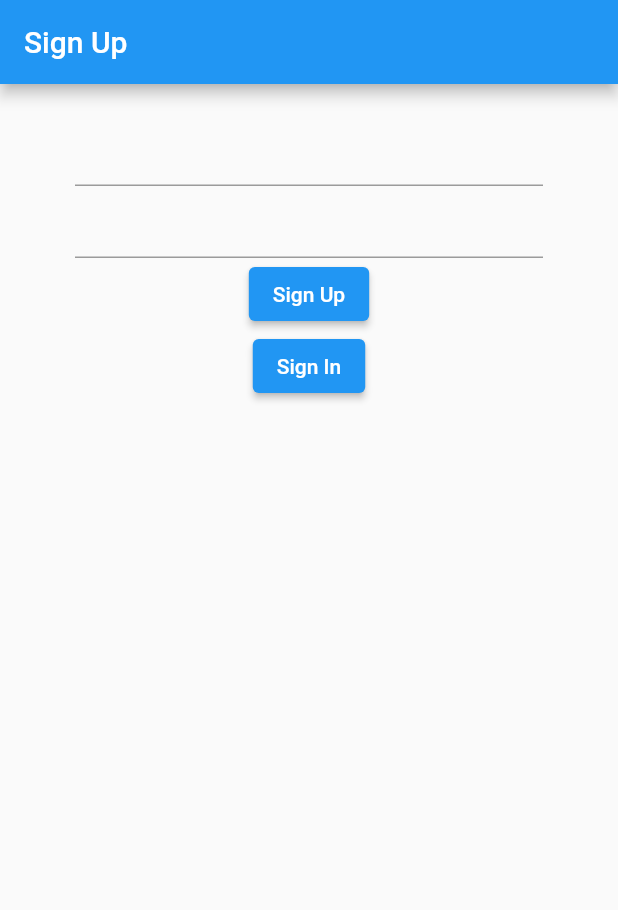
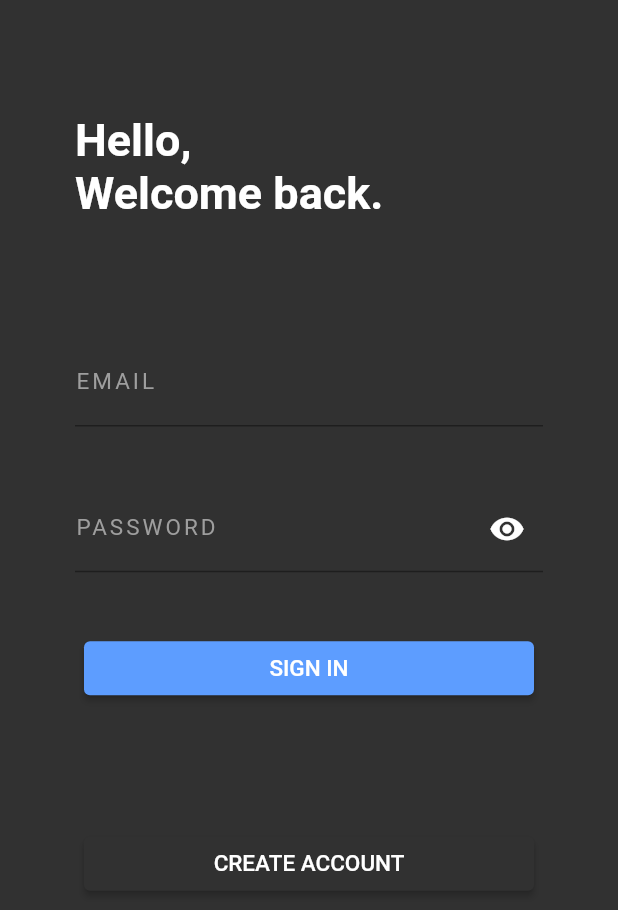
Before and after one commit to drvnm/venumSocialMediaPlatform, a Flutter app: the screen it shows after launch, on a phone screen of 412 x 824 dp. Shown: the top 910 px of the screen. Run offline on Flutter 3.47's test engine with Material 2 defaults, Android fonts, the phone set to English and light mode, and no system bars; our stand-ins replace cloud_firestore, firebase_auth, firebase_core, google_fonts; accounts and stored records are empty.

```diff
--- a/lib/main.dart
+++ b/lib/main.dart
@@ -28,6 +28,7 @@ class MyApp extends StatelessWidget {
           return StreamProvider<UserModel>.value(
               value: AuthService().user,
               child: MaterialApp(
+                debugShowCheckedModeBanner: false,
                 home: Wrapper(),
               ));
         }
--- a/lib/screens/authentication/signup.dart
+++ b/lib/screens/authentication/signup.dart
@@ -1,9 +1,6 @@
-
 import 'package:flutter/material.dart';
 import '../../services/auth.dart';
-
-// import 'package:google_fonts/google_fonts.dart';
-// import 'login.dart';
+import 'package:google_fonts/google_fonts.dart';
 
 class RegisterPage extends StatefulWidget {
   @override
@@ -11,6 +8,7 @@ class RegisterPage extends StatefulWidget {
 }
 
 class _RegisterPageState extends State<RegisterPage> {
+  Color bg = Color(0xff313131);
   final AuthService _authService = AuthService();
   String email = '';
   String password = '';
@@ -19,36 +17,145 @@ class _RegisterPageState extends State<RegisterPage> {
   Widget build(BuildContext context) {
     return Scaffold(
       appBar: AppBar(
-        title: Text("Sign Up"),
+        title: null,
+        backgroundColor: bg,
+        elevation: 0,
       ),
+      backgroundColor: bg,
       body: Container(
           padding: EdgeInsets.symmetric(vertical: 20, horizontal: 50),
           child: Form(
             child: Column(
+              crossAxisAlignment: CrossAxisAlignment.start,
               children: [
-                TextFormField(
+                Text(
+                  "Hello,\nWelcome back.",
+                  style: GoogleFonts.varelaRound(
+                    textStyle: TextStyle(
+                      fontSize: 30,
+                      color: Colors.white,
+                      fontWeight: FontWeight.bold,
+                    ),
+                  ),
+                ),
+                Padding(
+                  padding: const EdgeInsets.only(top: 80.0),
+                  child: TextFormField(
+                    style: TextStyle(color: Colors.white),
+                    decoration: InputDecoration(
+                      labelText: "EMAIL",
+                      labelStyle: GoogleFonts.varelaRound(
+                        height: -20,
+                        textStyle: TextStyle(
+                          letterSpacing: 2,
+                          fontSize: 15,
+                          color: Colors.grey,
+                        ),
+                      ),
+                    ),
                     onChanged: (val) => setState(() {
                       email = val;
                       print(email);
                     }),
                   ),
-                TextFormField(
+                ),
+                Padding(
+                  padding: const EdgeInsets.only(top: 39.0),
+                  child: TextFormField(
+                    obscureText: true,
+
+                    style: TextStyle(color: Colors.white),
+                    decoration: InputDecoration(
+                      suffixIcon: Icon(Icons.remove_red_eye_sharp, color: Colors.white),
+                      labelText: "PASSWORD",
+                      labelStyle: GoogleFonts.varelaRound(
+                        height: -20,
+                        textStyle: TextStyle(
+                          letterSpacing: 2,
+                          fontSize: 15,
+                          color: Colors.grey,
+                        ),
+                      ),
+                    ),
                     onChanged: (val) => setState(() {
                       password = val;
                     }),
                   ),
-                ElevatedButton(
+                ),
+                Padding(
+                  padding: const EdgeInsets.only(top: 40.0),
+                  child: Center(
+                    child: Container(
+                      width: 300,
+                      child: ElevatedButton(
+                        style: ButtonStyle(
+                          foregroundColor: MaterialStateProperty.resolveWith<Color>(
+                            (Set<MaterialState> states) {
+                              if (states.contains(MaterialState.pressed))
+                                return Colors.green;
+                              return Color(
+                                  0xff5D9DFF); // Use the component's default.
+                            },
+                          ),
+                          backgroundColor:
+                              MaterialStateProperty.resolveWith<Color>(
+                            (Set<MaterialState> states) {
+                              if (states.contains(MaterialState.pressed))
+                                return Colors.green;
+                              return Color(
+                                  0xff5D9DFF); // Use the component's default.
+                            },
+                          ),
+                        ),
+                        onPressed: () {
+                          AuthService().signIn(email, password);
+                        },
+                        child: Text(
+                          "SIGN IN",
+                          style: GoogleFonts.varelaRound(
+                            textStyle: TextStyle(
+                              fontSize: 15,
+                              color: Colors.white,
+                            ),
+                          ),
+                        ),
+                      ),
+                    ),
+                  ),
+                ),
+                Padding(
+                  padding: EdgeInsets.only(
+                      top: MediaQuery.of(context).size.height * 0.1),
+                  child: Center(
+                    child: Container(
+                      width: 300,
+                      child: ElevatedButton(
+                        style: ButtonStyle(
+                          backgroundColor:
+                              MaterialStateProperty.resolveWith<Color>(
+                            (Set<MaterialState> states) {
+                              if (states.contains(MaterialState.pressed))
+                                return Colors.green;
+                              return bg; // Use the component's default.
+                            },
+                          ),
+                        ),
                         onPressed: () {
                           AuthService().signUp(email, password);
                         },
-                  child: Text("Sign Up"),
+                        child: Text(
+                          "CREATE ACCOUNT",
+                          style: GoogleFonts.varelaRound(
+                            textStyle: TextStyle(
+                              fontSize: 15,
+                              color: Colors.white,
                             ),
-                ElevatedButton(
-                  onPressed: () {
-                    AuthService().signIn(email, password);
-                  },
-                  child: Text("Sign In"),
-                )
+                          ),
+                        ),
+                      ),
+                    ),
+                  ),
+                ),
               ],
             ),
           )),
--- a/lib/screens/wrapper.dart
+++ b/lib/screens/wrapper.dart
@@ -2,6 +2,7 @@ import 'package:flutter/material.dart';
 import 'package:provider/provider.dart';
 import 'package:social_app/models/user.dart';
 import 'package:social_app/screens/authentication/signup.dart';
+import 'package:social_app/screens/main/posts/add.dart';
 
 import 'main/home.dart';
 
@@ -12,6 +13,14 @@ class Wrapper extends StatelessWidget {
     if (user == null) {
       return RegisterPage();
     }
-    return Home();
+    return MaterialApp(
+      debugShowCheckedModeBanner: false,
+      initialRoute: '/',
+      routes: {
+        '/' : (context) => Home(),
+        '/add' : (context) => Add(),
+      }
+    );
+
   }
 }
--- a/lib/services/auth.dart
+++ b/lib/services/auth.dart
@@ -33,7 +33,7 @@ class AuthService {
       User user = (await FirebaseAuth.instance.signInWithEmailAndPassword(
           email: email, password: password)) as User;
 
-      _userFromFirebaseUser(user);
+
     } on FirebaseAuthException catch (e) {
       print(e);
     } catch (e) {
--- a/pubspec.yaml
+++ b/pubspec.yaml
@@ -25,6 +25,7 @@ dependencies:
     sdk: flutter
   firebase_core: "0.7.0"
   firebase_auth: "^0.20.1"
+  cloud_firestore: ^0.16.0+1
   google_fonts: ^1.1.2
   provider: ^4.3.3
 
```
Also changed, not shown: lib/screens/main/home.dart (+6 -1 lines), lib/screens/main/posts/add.dart (added, +56 -0 lines), lib/services/posts.dart (added, +12 -0 lines), assets/static_images/access.png (added), pubspec.lock. Lines whose indentation alone changed are shown as unchanged.
